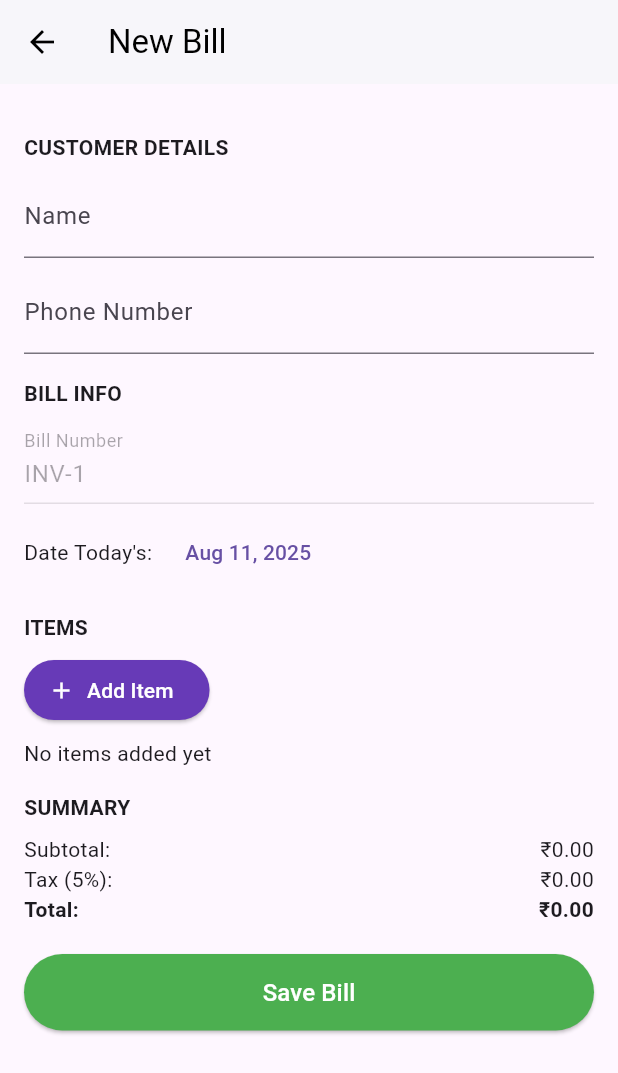
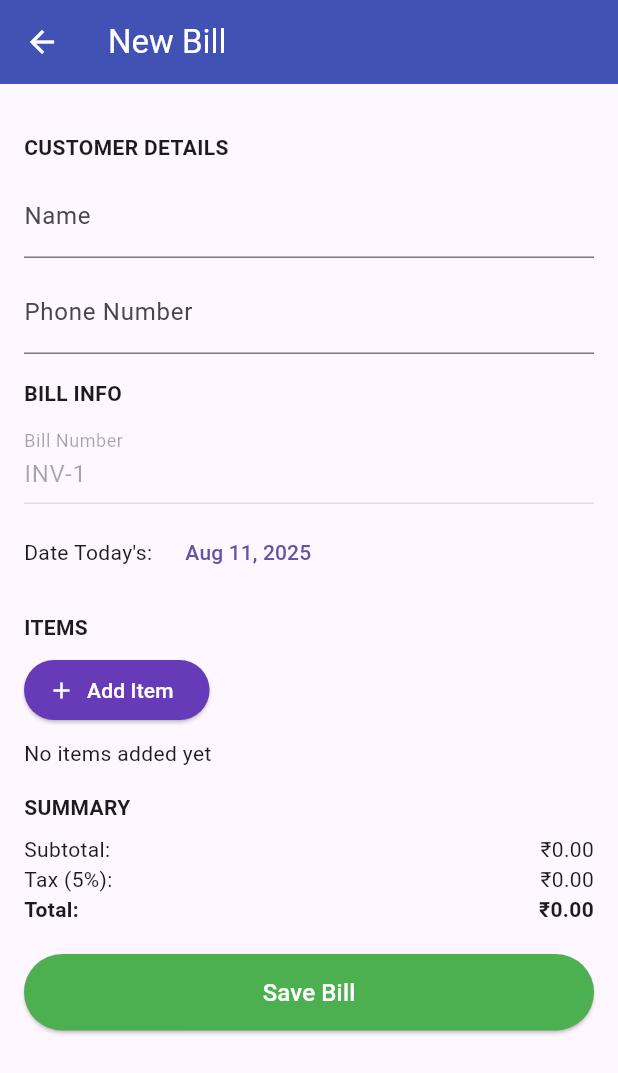
Before and after one commit to yugsakariya/flutter_project, a Flutter app: the BillsScreen screen opened directly, after a tap on the "add" icon, on a phone screen of 412 x 824 dp. Shown: the top 1073 px of the screen. Run offline on Flutter 3.47's test engine with Material 3 defaults, Android fonts, the phone set to English and light mode, and no system bars; our stand-ins replace cloud_firestore, connectivity_plus, device_info_plus, firebase_auth, firebase_core, fluttertoast and 3 more; accounts and stored records are empty.

Commit message:
final commit

```diff
--- a/lib/AddBill.dart
+++ b/lib/AddBill.dart
@@ -230,8 +230,8 @@ class _NewBillScreenState extends State<NewBillScreen> {
     return Scaffold(
       appBar: AppBar(
         title: const Text('New Bill'),
-        backgroundColor: Colors.white,
-        foregroundColor: Colors.black,
+        backgroundColor: Colors.indigo,
+        foregroundColor: Colors.white,
         elevation: 1,
       ),
       body: SingleChildScrollView(
--- a/lib/BillScreen.dart
+++ b/lib/BillScreen.dart
@@ -37,7 +37,7 @@ class _BillsScreenState extends State<BillsScreen> {
       child: Scaffold(
         appBar: AppBar(
           title: Text('Bills'),
-          backgroundColor: Colors.blue,
+          backgroundColor: Colors.indigo,
           foregroundColor: Colors.white,
           leading: IconButton(
             icon: Icon(Icons.arrow_back),
@@ -130,8 +130,8 @@ class _BillsScreenState extends State<BillsScreen> {
               context,
               MaterialPageRoute(builder: (_) => NewBillScreen())
           ),
-          backgroundColor: Colors.blue,
-          child: Icon(Icons.add),
+          backgroundColor: Colors.indigo,
+          child: Icon(Icons.add,color: Colors.white,),
         ),
       ),
     );
--- a/lib/EditBill.dart
+++ b/lib/EditBill.dart
@@ -252,8 +252,8 @@ class _EditBillScreenState extends State<EditBillScreen> {
       return Scaffold(
         appBar: AppBar(
           title: const Text('Edit Bill'),
-          backgroundColor: Colors.white,
-          foregroundColor: Colors.black,
+          backgroundColor: Colors.indigo,
+          foregroundColor: Colors.white,
           elevation: 1,
         ),
         body: const Center(
```
